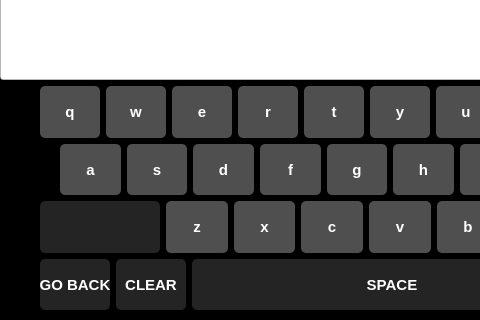
mikedinh1997/WaterDispenser, file Widgets/VirtualKeyboardBox.ui: the form before one commit; both pictures show x 0 to 480 and y 160 to 480 of the 800 by 480 pixel window.
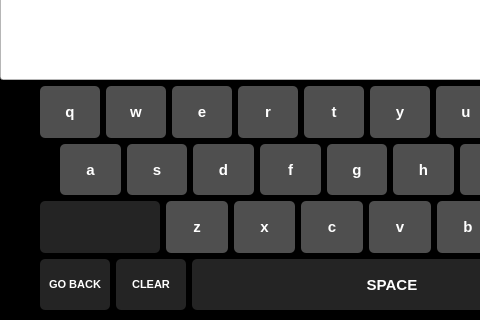
The form after the commit.

Diff of the .ui file:
```diff
--- a/Widgets/VirtualKeyboardBox.ui
+++ b/Widgets/VirtualKeyboardBox.ui
@@ -1112,7 +1112,7 @@
          </property>
          <property name="styleSheet">
           <string notr="true">QPushButton{
-	font-size: 15px;
+	font-size: 11px;
 	font-weight: bold;
 	color: white;
 	background-color: rgb(36, 36, 36);
@@ -1150,7 +1150,7 @@
          </property>
          <property name="styleSheet">
           <string notr="true">QPushButton{
-	font-size: 15px;
+	font-size: 11px;
 	font-weight: bold;
 	color: white;
 	background-color: rgb(36, 36, 36);
```
